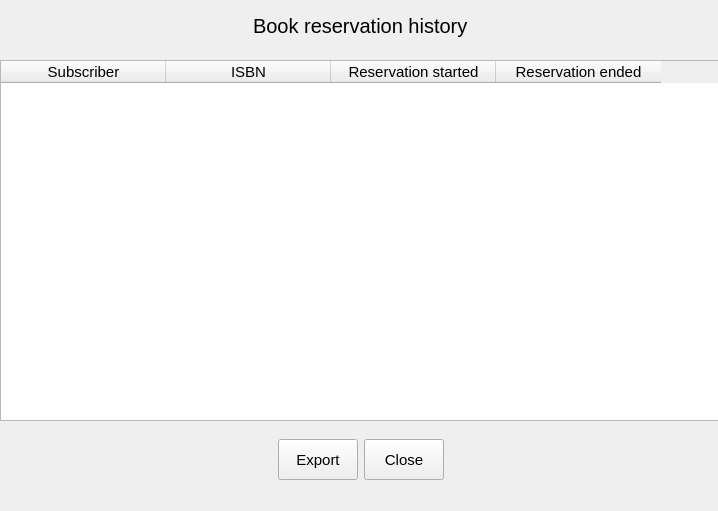
This is source/accounthistory.ui in sophieham/Glybook as Qt 5 draws it before an edit. The edited form follows.
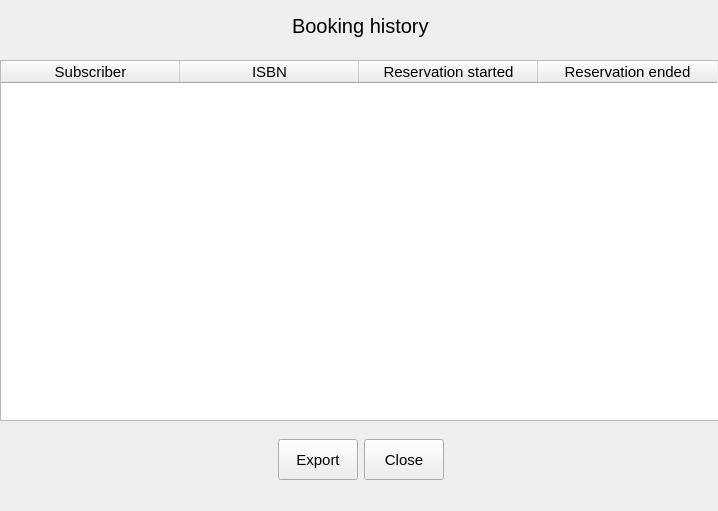
This is the edited form. Icons and pictures are not drawn.

The edit to the form file:
```diff
--- a/source/accounthistory.ui
+++ b/source/accounthistory.ui
@@ -44,7 +44,7 @@
        </font>
       </property>
       <property name="text">
-       <string>Book reservation history</string>
+       <string>Booking history</string>
       </property>
      </widget>
     </item>
@@ -81,7 +81,10 @@
     <set>QAbstractItemView::NoEditTriggers</set>
    </property>
    <attribute name="horizontalHeaderDefaultSectionSize">
-    <number>165</number>
+    <number>179</number>
+   </attribute>
+   <attribute name="verticalHeaderVisible">
+    <bool>false</bool>
    </attribute>
    <column>
     <property name="text">
```
Left out of the diff: 13 changed lines with no effect on the pictures.
